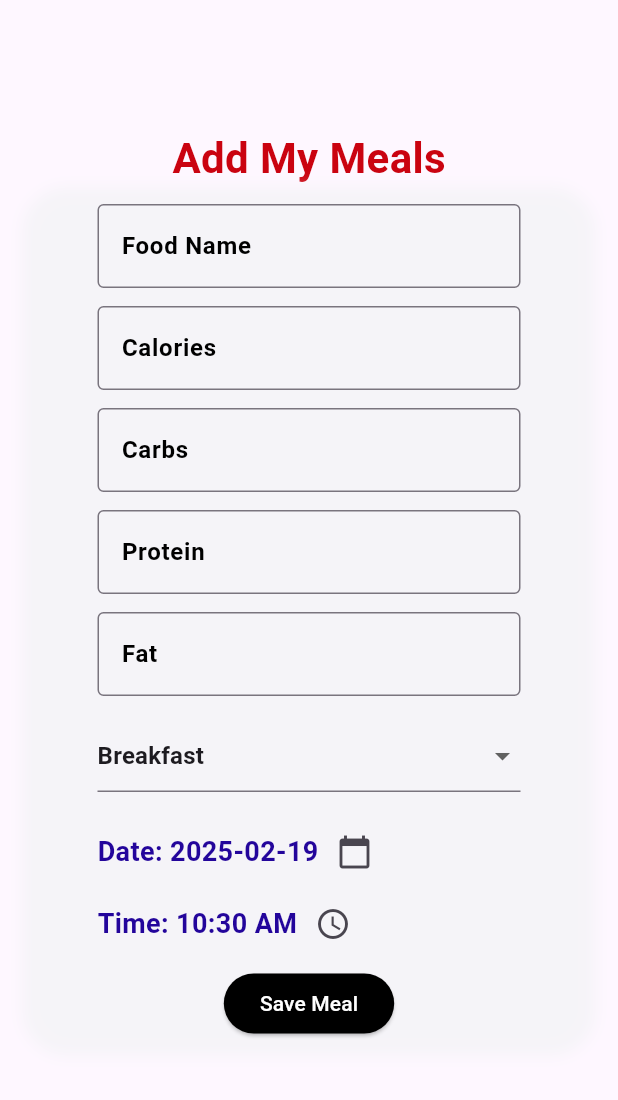
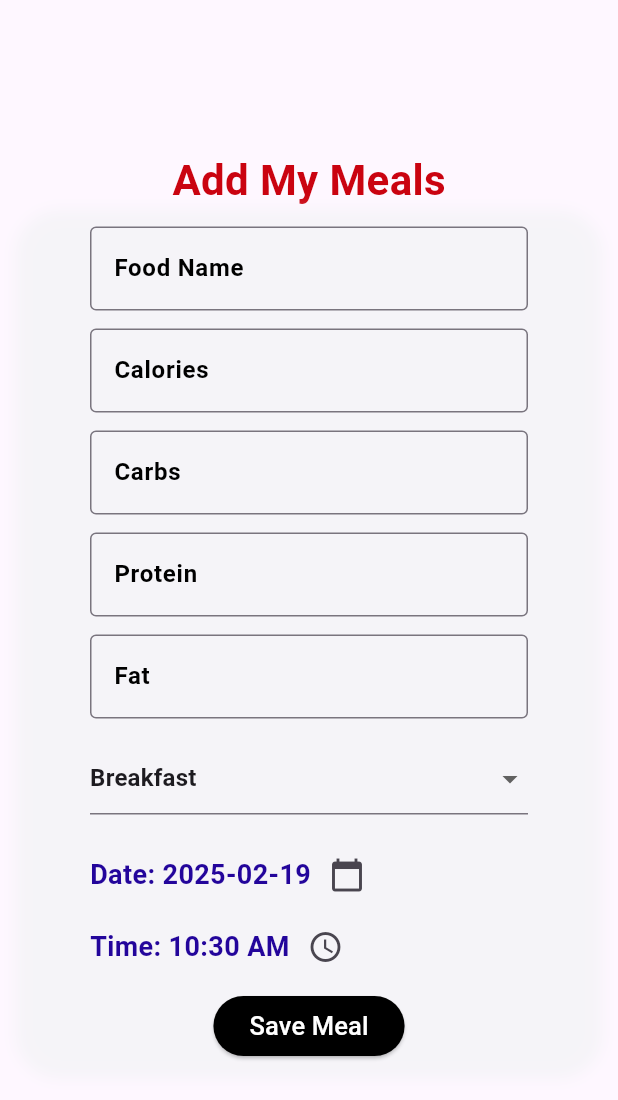
Before and after one commit to Thisarani123/Dietary_Log_Application, a Flutter app: the AddMealScreen screen opened directly, on a phone screen of 412 x 824 dp. Shown: the top 1100 px of the screen. Run offline on Flutter 3.47's test engine with Material 3 defaults, Android fonts, the phone set to English and light mode, and no system bars; our stand-ins replace cloud_firestore, firebase_auth, firebase_core, google_fonts; accounts and stored records are empty.

Commit message:
Updated Add Meal page

```diff
--- a/lib/AddMeal.dart
+++ b/lib/AddMeal.dart
@@ -103,7 +103,7 @@ class _AddMealScreenState extends State<AddMealScreen> {
             ),
           ),
           child: Padding(
-            padding: const EdgeInsets.all(25),
+            padding: const EdgeInsets.symmetric(vertical: 40, horizontal: 20),
             child: Column(
               children: [
                 SizedBox(height: 60),
@@ -205,7 +205,7 @@ class _AddMealScreenState extends State<AddMealScreen> {
                           style: ElevatedButton.styleFrom(
                           backgroundColor: Colors.black,
                         ),
-                          child: Text('Save Meal',style: TextStyle(color: const Color.fromARGB(255, 255, 255, 255)))),
+                          child: Text('Save Meal',style: TextStyle(color: const Color.fromARGB(255, 255, 255, 255),fontSize: 17))),
                     ],
                   ),
                 ),
```
